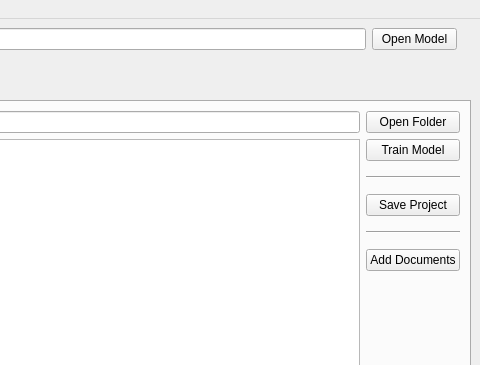
This is GUI/doctopic.ui in SeeligA/doctopic as Qt 5 draws it before an edit; both pictures show x 216 to 696 and y 0 to 365 of the 696 by 804 pixel window. The edited form follows.
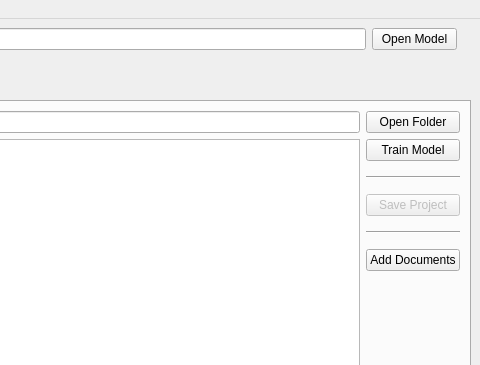
This is the edited form.

```diff
--- a/GUI/doctopic.ui
+++ b/GUI/doctopic.ui
@@ -345,6 +345,9 @@
           </item>
           <item>
            <widget class="QPushButton" name="save_model_button">
+            <property name="enabled">
+             <bool>false</bool>
+            </property>
             <property name="minimumSize">
              <size>
               <width>85</width>
@@ -354,6 +357,12 @@
             <property name="text">
              <string>Save Project</string>
             </property>
+            <property name="default">
+             <bool>false</bool>
+            </property>
+            <property name="flat">
+             <bool>false</bool>
+            </property>
            </widget>
           </item>
           <item>
```
